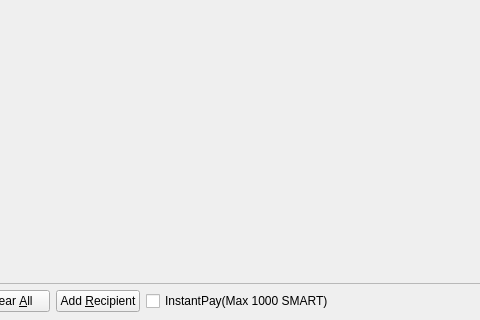
Above: src/qt/forms/sendcoinsdialog.ui from firoorg/firo before the change; both pictures show x 197 to 677 and y 206 to 526 of the 850 by 526 pixel window. Below: the same form after it.
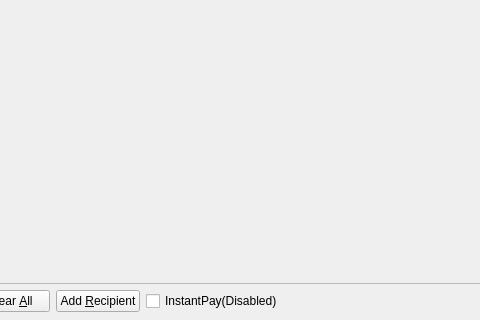
That is the form after the change. Icons and pictures are not drawn. Custom widgets are drawn as their Qt base class.

```diff
--- a/src/qt/forms/sendcoinsdialog.ui
+++ b/src/qt/forms/sendcoinsdialog.ui
@@ -728,7 +728,7 @@
      <item>
       <widget class="QCheckBox" name="checkUseInstantSend">
        <property name="text">
-        <string>InstantPay(Max 1000 SMART)</string>
+        <string>InstantPay(Disabled)</string>
        </property>
        <property name="checked">
         <bool>false</bool>
```
